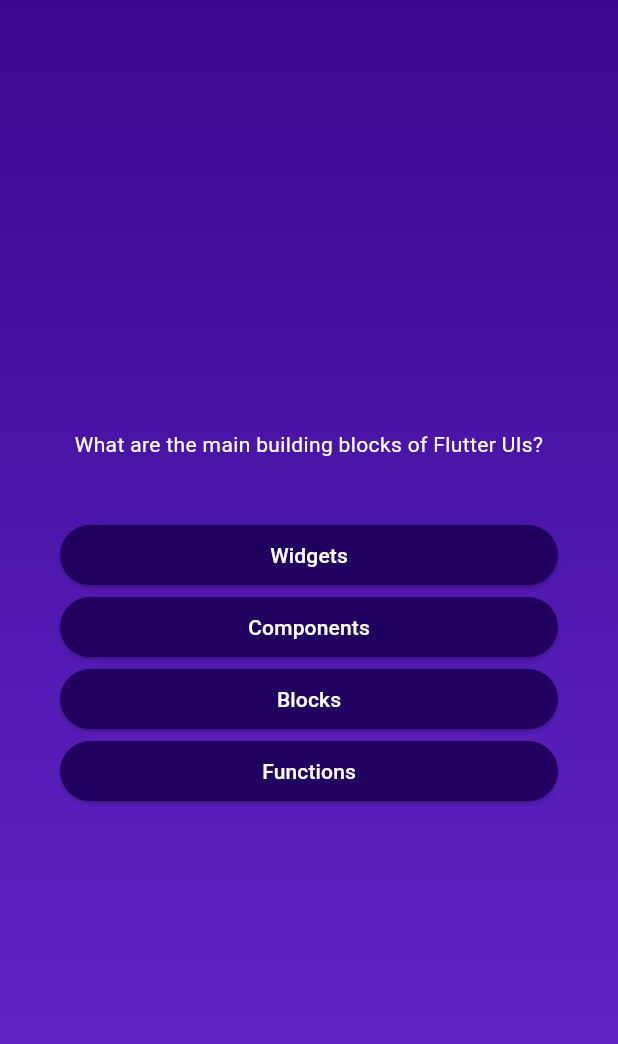
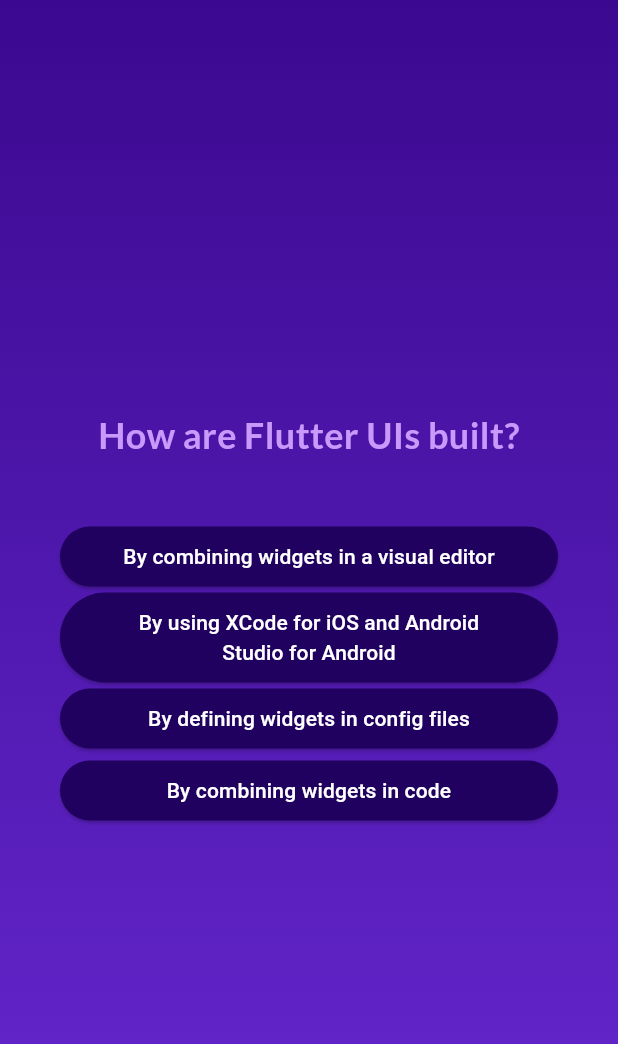
Before and after one commit to Mudasirsaeed032/Quiz_App_Flutter, a Flutter app: the screen it shows after launch, after a tap on "Start Quiz", after a tap on "Components", on a phone screen of 412 x 824 dp. Shown: the top 1044 px of the screen. Run offline on Flutter 3.47's test engine with Material 3 defaults, Android fonts, the phone set to English and light mode, and no system bars; our stand-ins replace google_fonts.

Commit message:
parsing data via functions across widgets

```diff
--- a/lib/answer_button.dart
+++ b/lib/answer_button.dart
@@ -14,7 +14,6 @@ class AnswerButton extends StatelessWidget {
   Widget build(context) {
     return ElevatedButton(
       onPressed: onTap,
-      child: Text(answerText),
       style: ElevatedButton.styleFrom(
         backgroundColor: const Color.fromARGB(255, 33, 1, 95),
         foregroundColor: Colors.white,
@@ -26,6 +25,7 @@ class AnswerButton extends StatelessWidget {
           horizontal: 40,
         ),
       ),
+      child: Text(answerText, textAlign: TextAlign.center),
     );
   }
 }
--- a/lib/models/quiz_question.dart
+++ b/lib/models/quiz_question.dart
@@ -4,4 +4,10 @@ class QuizQuestion {
   const QuizQuestion(this.text, this.answers);
   final String text;
   final List<String> answers;
+
+  List<String> getShuffledAnswers() {
+    final shuffledList = List.of(answers);
+    shuffledList.shuffle();
+    return shuffledList;
+  }
 }
--- a/lib/questions_screen.dart
+++ b/lib/questions_screen.dart
@@ -1,9 +1,15 @@
 import 'package:flutter/material.dart';
 import 'package:quiz_app/answer_button.dart';
 import 'package:quiz_app/data/questions.dart';
+import 'package:google_fonts/google_fonts.dart';
 
 class QuestionsScreen extends StatefulWidget {
-  const QuestionsScreen({super.key});
+  QuestionsScreen({
+    super.key,
+    required this.onSelectedAnswer,
+  });
+
+  void Function(String answer) onSelectedAnswer;
 
   @override
   State<QuestionsScreen> createState() {
@@ -12,10 +18,18 @@ class QuestionsScreen extends StatefulWidget {
 }
 
 class _QuestionsScreenState extends State<QuestionsScreen> {
-  final currentQuestion = questions[0];
+  var currentQuestionIndex = 0;
+
+  void answerQuestion(String answer) {
+    widget.onSelectedAnswer(answer);
+    setState(() {
+      currentQuestionIndex++;
+    });
+  }
 
   @override
   Widget build(context) {
+    final currentQuestion = questions[currentQuestionIndex];
     return SizedBox(
       width: double.infinity,
       child: Container(
@@ -26,14 +40,27 @@ class _QuestionsScreenState extends State<QuestionsScreen> {
           children: [
             Text(
               currentQuestion.text,
-              style: TextStyle(color: Colors.white),
+              style: GoogleFonts.lato(
+                color: const Color.fromARGB(
+                  255,
+                  201,
+                  153,
+                  251,
+                ),
+                fontSize: 24,
+                fontWeight: FontWeight.bold,
+              ),
               textAlign: TextAlign.center,
             ),
             const SizedBox(height: 40),
-            ...currentQuestion.answers.map((item) {
+            ...currentQuestion.getShuffledAnswers().map((
+              answer,
+            ) {
               return AnswerButton(
-                answerText: item,
-                onTap: () {},
+                answerText: answer,
+                onTap: () {
+                  answerQuestion(answer);
+                },
               );
             }),
           ],
--- a/lib/quiz.dart
+++ b/lib/quiz.dart
@@ -1,6 +1,7 @@
 import 'package:flutter/material.dart';
 import 'package:quiz_app/questions_screen.dart';
 import './start_screen.dart';
+import 'package:quiz_app/data/questions.dart';
 
 class Quiz extends StatefulWidget {
   const Quiz({super.key});
@@ -19,12 +20,25 @@ class _QuizState extends State<Quiz> {
   //   activeScreen = StartScreen(switchScreen);
   //   super.initState();
   // }
+  List<String> selectedAnswers = [];
   var activeScreen = 'start-screen';
 
   void switchScreen() {
     setState(() {
       activeScreen = 'questions-screen';
     });
+  }
+
+  void chooseAnswer(String answer) {
+    selectedAnswers.add(answer);
+
+    if (selectedAnswers.length == questions.length) {
+      setState(() {
+        selectedAnswers = [];
+        activeScreen = 'start-screen';
+      });
+    }
+    ;
   }
 
   @override
@@ -51,7 +65,9 @@ class _QuizState extends State<Quiz> {
           child:
               activeScreen == 'start-screen'
                   ? StartScreen(switchScreen)
-                  : const QuestionsScreen(),
+                  : QuestionsScreen(
+                    onSelectedAnswer: chooseAnswer,
+                  ),
         ),
       ),
     );
--- a/lib/start_screen.dart
+++ b/lib/start_screen.dart
@@ -1,4 +1,5 @@
 import 'package:flutter/material.dart';
+import 'package:google_fonts/google_fonts.dart';
 
 class StartScreen extends StatelessWidget {
   const StartScreen(this.startQuiz, {super.key});
@@ -19,14 +20,25 @@ class StartScreen extends StatelessWidget {
           SizedBox(height: 80),
           Text(
             'Learn Flutter the Fun Way',
-            style: TextStyle(color: Colors.white, fontSize: 25),
+            style: GoogleFonts.lato(
+              color: Colors.white,
+              fontSize: 25,
+            ),
           ),
           const SizedBox(height: 30),
           OutlinedButton.icon(
             onPressed: startQuiz,
-            style: OutlinedButton.styleFrom(foregroundColor: Colors.white),
-            icon: Icon(Icons.arrow_right_alt, color: Colors.white),
-            label: Text('Start Quiz', style: TextStyle(fontSize: 20)),
+            style: OutlinedButton.styleFrom(
+              foregroundColor: Colors.white,
+            ),
+            icon: Icon(
+              Icons.arrow_right_alt,
+              color: Colors.white,
+            ),
+            label: Text(
+              'Start Quiz',
+              style: TextStyle(fontSize: 20),
+            ),
           ),
         ],
       ),
--- a/pubspec.yaml
+++ b/pubspec.yaml
@@ -34,6 +34,7 @@ dependencies:
   # The following adds the Cupertino Icons font to your application.
   # Use with the CupertinoIcons class for iOS style icons.
   cupertino_icons: ^1.0.8
+  google_fonts: ^6.2.1
 
 dev_dependencies:
   flutter_test:
```
Also changed, not shown: lib/results_screen.dart (added), pubspec.lock, 1 other file.
